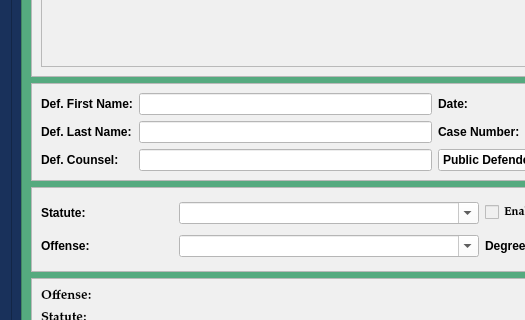
First picture: the form in package/views/ui/LeapPleaLongDialog.ui, repository HunterProgram22/MuniEntry, before the edit; both pictures show x 0 to 525 and y 166 to 486 of the 985 by 823 pixel window.
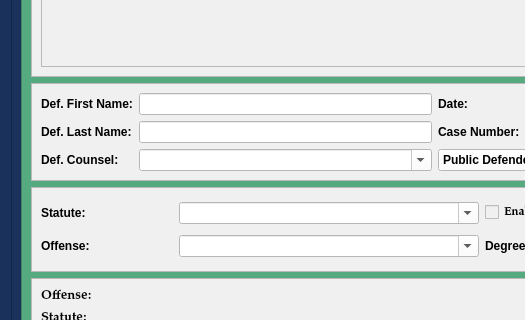
Second picture: the form after the edit.

Commit message: Updated defense counsel to combobox and added attorneys to load.

The edit to the form file:
```diff
--- a/package/views/ui/LeapPleaLongDialog.ui
+++ b/package/views/ui/LeapPleaLongDialog.ui
@@ -324,13 +324,6 @@
                </property>
               </widget>
              </item>
-             <item row="2" column="1">
-              <widget class="QLineEdit" name="defense_counsel_name_box">
-               <property name="styleSheet">
-                <string notr="true">background-color: rgb(255, 255, 255);</string>
-               </property>
-              </widget>
-             </item>
              <item row="2" column="2">
               <widget class="QComboBox" name="defense_counsel_type_box">
                <property name="styleSheet">
@@ -355,6 +348,16 @@
                </property>
               </widget>
              </item>
+             <item row="2" column="1">
+              <widget class="QComboBox" name="defense_counsel_name_box">
+               <property name="styleSheet">
+                <string notr="true">background-color: rgb(255, 255, 255);</string>
+               </property>
+               <property name="editable">
+                <bool>true</bool>
+               </property>
+              </widget>
+             </item>
             </layout>
            </widget>
           </item>
```
Left out of the diff: 1 changed line with no effect on the pictures. The commit also changes 16 other files.
